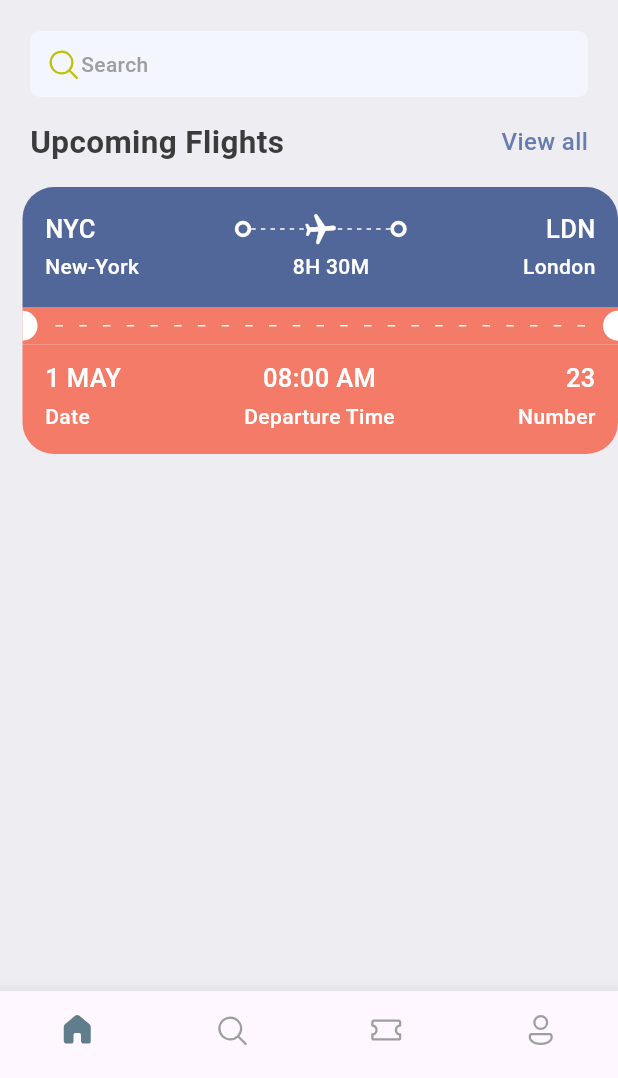
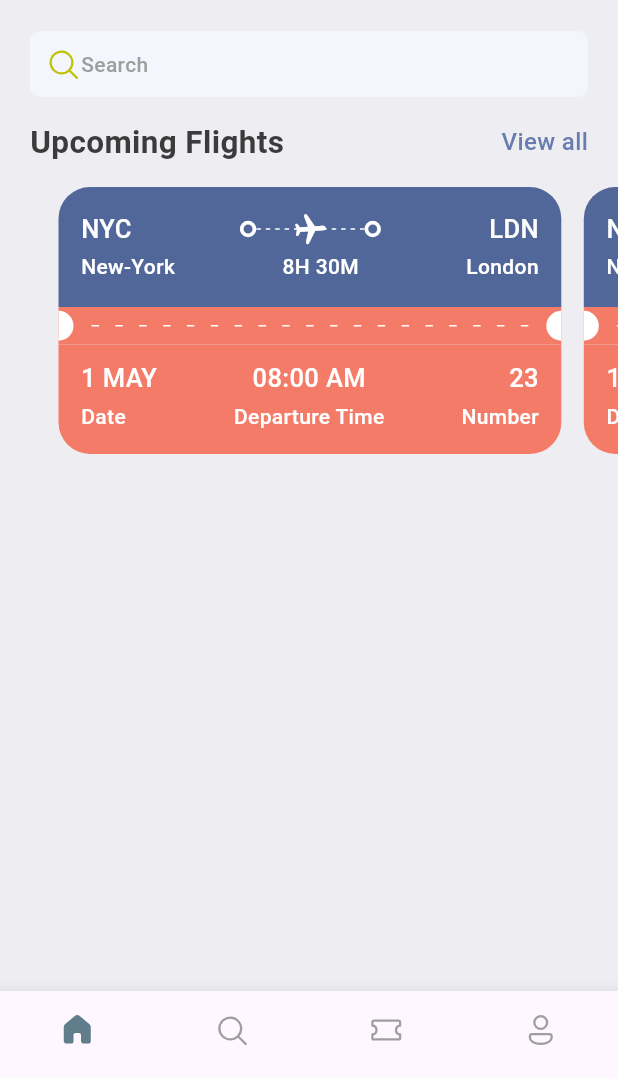
Before and after one commit to PiyushM109/TickIt_Flutter_TicketBooking_App, a Flutter app: the screen it shows after launch, on a phone screen of 412 x 824 dp, the part 158-1236 px from its top. Run offline on Flutter 3.47's test engine with Material 2 defaults, Android fonts, the phone set to English and light mode, and no system bars; our stand-ins replace fluentui_icons, gap.

Commit message:
ticket card done

```diff
--- a/lib/screens/home_screen.dart
+++ b/lib/screens/home_screen.dart
@@ -82,12 +82,13 @@ class HomeScreen extends StatelessWidget {
                       style: styles.headLineStyle2,
                     ),
                     InkWell(
-                      onTap: (){
+                      onTap: () {
                         print("You are tapped");
                       },
                       child: Text(
                         "View all",
-                        style: styles.textStyle.copyWith(color: styles.primaryColor),
+                        style: styles.textStyle
+                            .copyWith(color: styles.primaryColor),
                       ),
                     )
                   ],
@@ -96,7 +97,14 @@ class HomeScreen extends StatelessWidget {
             ),
           ),
           const Gap(15),
-          TicketView(),
+          const SingleChildScrollView(
+            scrollDirection: Axis.horizontal,
+            padding: const EdgeInsets.only(left : 24),
+            child: Row(children: [
+              TicketView(),
+              TicketView(),
+            ]),
+          )
         ],
       ),
     );
--- a/lib/screens/ticket_view.dart
+++ b/lib/screens/ticket_view.dart
@@ -11,7 +11,7 @@ class TicketView extends StatelessWidget {
   Widget build(BuildContext context) {
     final size = AppLayout.getSize(context);
     return SizedBox(
-      width: size.width,
+      width: size.width*0.85,
       height: 200,
       child: Container(
         margin: const EdgeInsets.only(left: 15),
```
